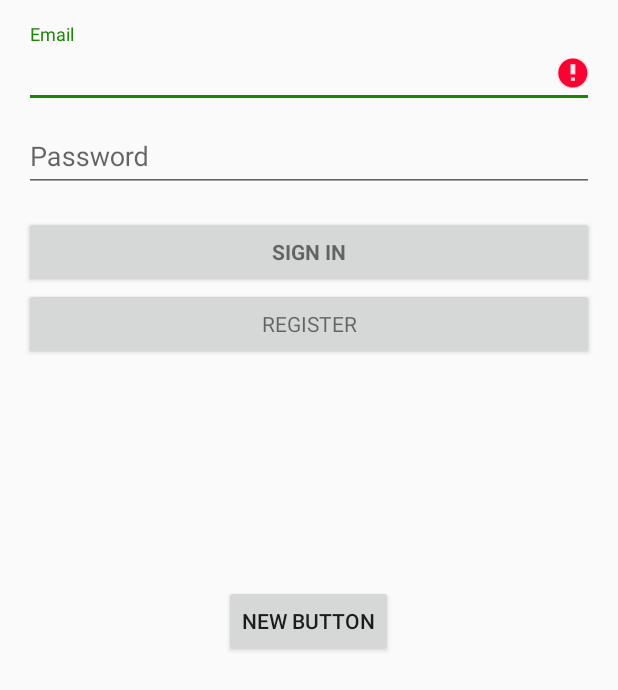
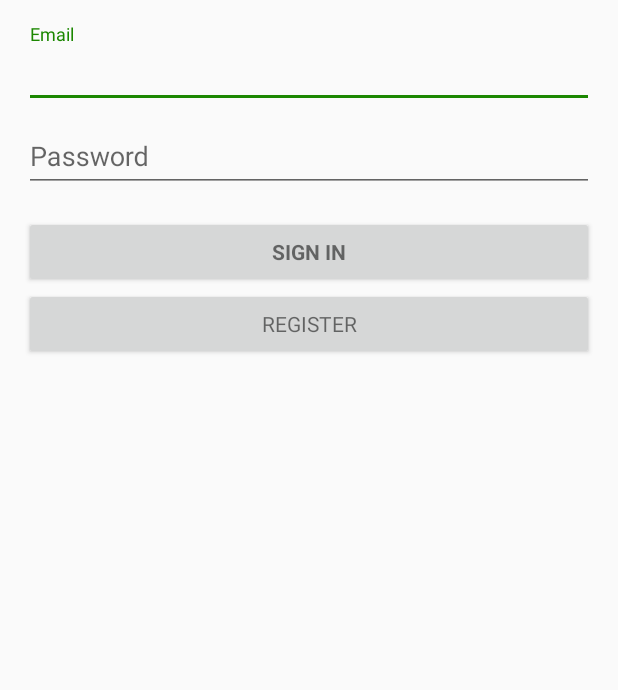
Before and after one commit to grzeprza/TinyJobs, an Android app: the screen it shows after launch (LoginActivity), after a tap on "REGISTER", on a phone screen of 412 x 824 dp. Shown: the top 690 px of the screen. Run offline under Robolectric (Android 15) with nearby library versions, the phone set to English and light mode, and no system bars; our stand-ins replace Volley; network calls fail; 2 statements that could not run were skipped; 1 other tap on this screen came first.

Commit message:
put -> post, login dependent on respond from db

```diff
--- a/app/src/main/java/pl/project/gpmw/tinyjobs/LoginActivity.java
+++ b/app/src/main/java/pl/project/gpmw/tinyjobs/LoginActivity.java
@@ -19,14 +19,11 @@ import android.support.design.widget.Snackbar;
 import android.support.v7.app.AppCompatActivity;
 import android.text.TextUtils;
 import android.util.Log;
-import android.view.KeyEvent;
 import android.view.View;
-import android.view.inputmethod.EditorInfo;
 import android.widget.ArrayAdapter;
 import android.widget.AutoCompleteTextView;
 import android.widget.Button;
 import android.widget.EditText;
-import android.widget.TextView;
 
 import com.android.volley.Request;
 import com.android.volley.RequestQueue;
@@ -34,6 +31,9 @@ import com.android.volley.Response;
 import com.android.volley.VolleyError;
 import com.android.volley.toolbox.StringRequest;
 import com.android.volley.toolbox.Volley;
+
+import org.json.JSONException;
+import org.json.JSONObject;
 
 import java.util.ArrayList;
 import java.util.HashMap;
@@ -84,19 +84,19 @@ public class LoginActivity extends AppCompatActivity implements LoaderCallbacks<
         populateAutoComplete();
 
         mPasswordView = (EditText) findViewById(R.id.password);
-        mPasswordView.setOnEditorActionListener(new TextView.OnEditorActionListener()
-        {
-            @Override
-            public boolean onEditorAction(TextView textView, int id, KeyEvent keyEvent)
-            {
-                if (id == R.id.login || id == EditorInfo.IME_NULL)
-                {
-                    attemptLogin();
-                    return true;
-                }
-                return false;
-            }
-        });
+//        mPasswordView.setOnEditorActionListener(new TextView.OnEditorActionListener()
+//        {
+//            @Override
+//            public boolean onEditorAction(TextView textView, int id, KeyEvent keyEvent)
+//            {
+//                if (id == R.id.login || id == EditorInfo.IME_NULL)
+//                {
+//                    attemptLogin();
+//                    return true;
+//                }
+//                return false;
+//            }
+//        });
 
 //        Button mEmailSignInButton = (Button) findViewById(R.id.email_sign_in_button);
 //        mEmailSignInButton.setOnClickListener(new View.OnClickListener()
@@ -422,12 +422,12 @@ public class LoginActivity extends AppCompatActivity implements LoaderCallbacks<
     }
 
     //Sending request to log in
-    public void signInSignUp(View v)
+    public void onClick_signInSignUp(View v)
     {
-        final String signAction
-                = (v == (Button) findViewById(R.id.email_sign_in_button)) ? "login" : "register";
-        if(signAction == "login")
-            attemptLogin();
+        final String suffix
+            = (v == (Button) findViewById(R.id.email_sign_in_button)) ? "login" : "register";
+//        if(suffix == "login")
+//            attemptLogin();
 
         //getting written credentials
         final String signEmail = ((EditText) findViewById(R.id.email)).getText().toString();
@@ -435,17 +435,30 @@ public class LoginActivity extends AppCompatActivity implements LoaderCallbacks<
 
         //creating a new queue, which will send one request only
         RequestQueue requestQueue = Volley.newRequestQueue(this);
-        String suffix = "login";
 
         //IP address specific for localhost from the point of view of the virtual machine
 
         String url = getResources().getString(R.string.ipAddress) + suffix;
-        StringRequest putRequest = new StringRequest(Request.Method.PUT, url, new Response.Listener<String>()
+        StringRequest putRequest = new StringRequest(Request.Method.POST, url, new Response.Listener<String>()
         {
             @Override
             public void onResponse(String response)
             {
                 Log.d("Response", response);
+                try
+                {
+                    JSONObject jsonObject = new JSONObject(response);
+                    if(suffix == "login" && jsonObject.getString("response").equals("true"))
+                    {
+                        attemptLogin();
+                    }
+                    else
+                        mEmailView.setError(getString(R.string.wrong_credentials));
+                        mEmailView.requestFocus();
+                } catch (JSONException e)
+                {
+                    e.printStackTrace();
+                }
             }
         }, new Response.ErrorListener()
         {
@@ -461,8 +474,7 @@ public class LoginActivity extends AppCompatActivity implements LoaderCallbacks<
                 //parameters are send as a dictionary
                 Map<String, String> params = new HashMap<>();
                 params.put("email", signEmail);
-                params.put("password", signPassword);
-                params.put("action", signAction);
+                params.put("hash", signPassword);
                 return params;
             }
         };
--- a/app/src/main/java/pl/project/gpmw/tinyjobs/PlaceTinyJobActivity.java
+++ b/app/src/main/java/pl/project/gpmw/tinyjobs/PlaceTinyJobActivity.java
@@ -70,7 +70,7 @@ public class PlaceTinyJobActivity extends AppCompatActivity
         editText_date.setText(simpleDateFormat.format(myCalendar.getTime()));
     }
 
-    public void placeJob(View v)
+    public void onClick_placeJob(View v)
     {
         final String taskName = ((EditText) findViewById(R.id.editText_placeTinyJob_taskName)).getText().toString();
         final String taskDescription = ((EditText) findViewById(R.id.editText_placeTinyJob_taskDescription)).getText().toString();
@@ -81,10 +81,12 @@ public class PlaceTinyJobActivity extends AppCompatActivity
         final String taskPhone = ((EditText) findViewById(R.id.editText_placeTinyJob_contactPhone)).getText().toString();
         final String taskProfit = ((EditText) findViewById(R.id.editText_placeTinyJob_profit)).getText().toString();
 
+
+
         RequestQueue requestQueue = Volley.newRequestQueue(this);
         String suffix = "putjob";
         String url = "http://10.0.3.2:5000/" + suffix;
-        StringRequest putRequest = new StringRequest(Request.Method.PUT, url, new Response.Listener<String>()
+        StringRequest putRequest = new StringRequest(Request.Method.POST, url, new Response.Listener<String>()
         {
             @Override
             public void onResponse(String response)
--- a/app/src/main/res/layout/activity_login.xml
+++ b/app/src/main/res/layout/activity_login.xml
@@ -71,7 +71,7 @@
                 android:layout_marginTop="16dp"
                 android:text="@string/action_sign_in"
                 android:textStyle="bold"
-                android:onClick="signInSignUp"
+                android:onClick="onClick_signInSignUp"
                 android:nestedScrollingEnabled="false"/>
 
             <Button
@@ -81,17 +81,9 @@
                 android:layout_width="match_parent"
                 android:layout_height="wrap_content"
                 android:layout_gravity="center_horizontal"
-                android:onClick="signInSignUp"/>
+                android:onClick="onClick_signInSignUp"/>
 
         </LinearLayout>
     </ScrollView>
 
-    <Button
-        android:layout_width="wrap_content"
-        android:layout_height="wrap_content"
-        android:text="New Button"
-        android:id="@+id/button"
-        android:layout_gravity="center_horizontal"
-        android:onClick="signInSignUp"/>
-
 </LinearLayout>
--- a/app/src/main/res/layout/activity_place_tiny_job.xml
+++ b/app/src/main/res/layout/activity_place_tiny_job.xml
@@ -141,5 +141,5 @@
         android:layout_height="60dp"
         android:text="Submit Job"
         android:layout_alignParentBottom="true"
-        android:onClick="placeJob"/>
+        android:onClick="onClick_placeJob"/>
 </RelativeLayout>
--- a/app/src/main/res/values/strings.xml
+++ b/app/src/main/res/values/strings.xml
@@ -17,6 +17,7 @@
     <string name="error_invalid_password">This password is too short</string>
     <string name="error_incorrect_password">This password is incorrect</string>
     <string name="passwords_dont_match">Passwords differ</string>
+    <string name="wrong_credentials">Email or password incorrect</string>
     <string name="error_field_required">This field is required</string>
     <string name="permission_rationale">"Contacts permissions are needed for providing email
         completions."
```
